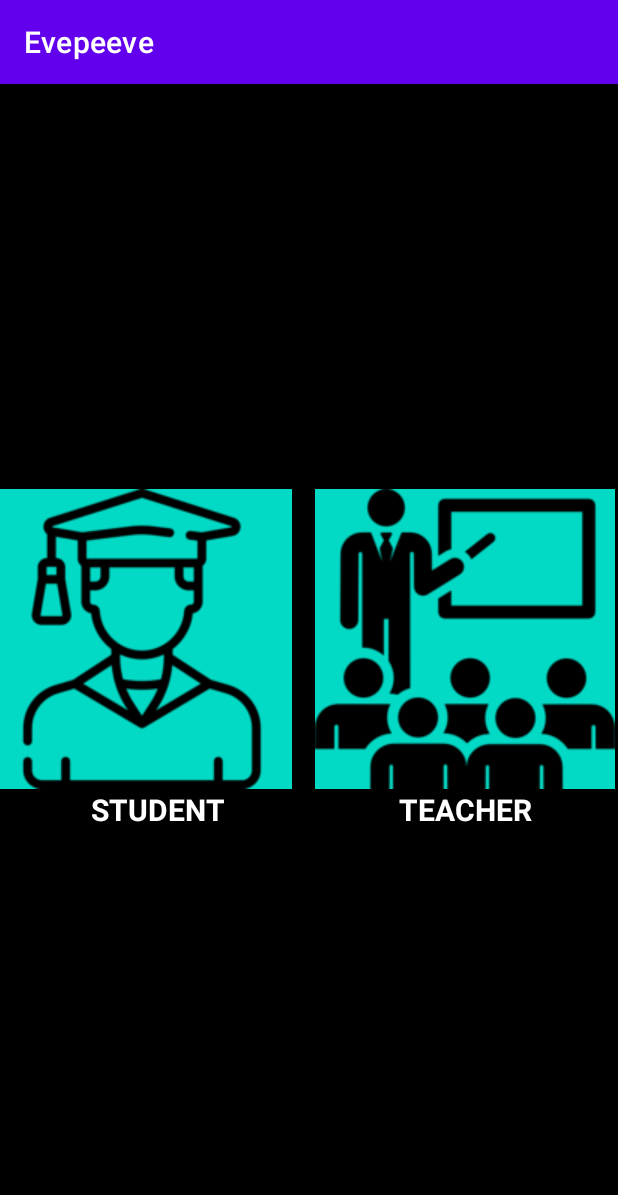
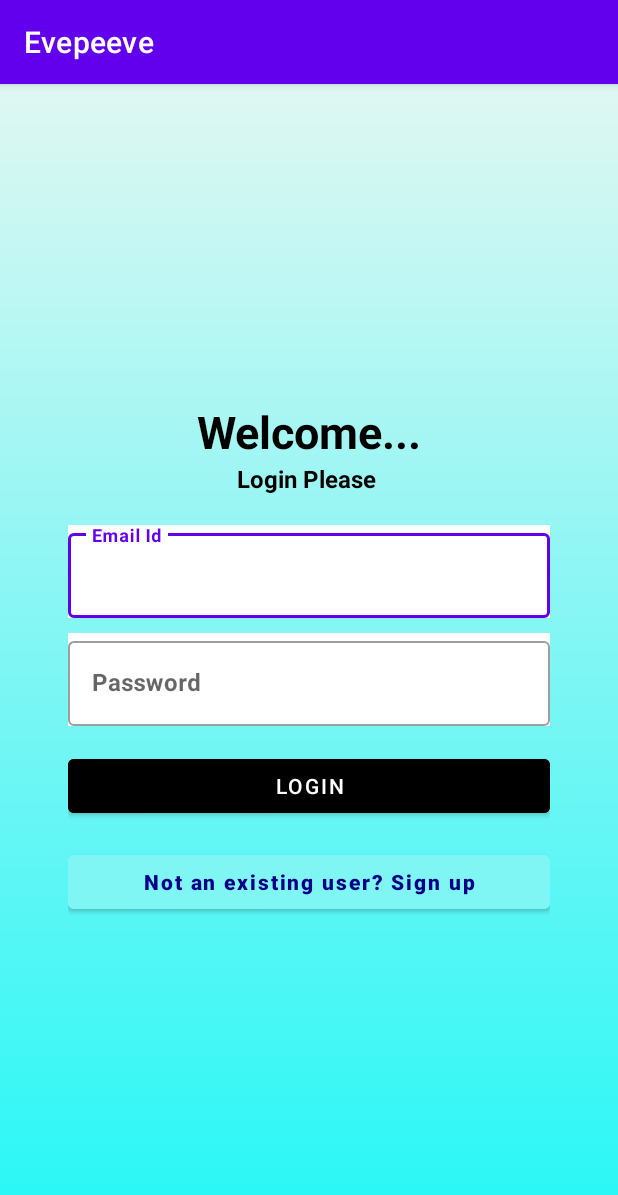
Before and after one commit to aishvary000/Amulet, an Android app: the screen it shows after launch (MainActivity), on a phone screen of 412 x 824 dp. Shown: the top 1195 px of the screen. Run offline under Robolectric (Android 15) with nearby library versions, the phone set to English and light mode, and no system bars.

Commit message:
made login page

```diff
--- a/app/src/main/java/eu/tutorials/evepeeve/MainActivity.kt
+++ b/app/src/main/java/eu/tutorials/evepeeve/MainActivity.kt
@@ -10,12 +10,8 @@ class MainActivity : AppCompatActivity() {
     override fun onCreate(savedInstanceState: Bundle?) {
         super.onCreate(savedInstanceState)
         setContentView(R.layout.activity_main)
-        student_button.setOnClickListener {
-            val intent = Intent(this,StudentSignup::class.java)
-            startActivity(intent)
-            finish()
-        }
-        faculty_button.setOnClickListener {
+
+        btn_newuser.setOnClickListener {
             val intent = Intent(this,FacultySignup::class.java)
             startActivity(intent)
             finish()
--- /dev/null
+++ b/app/src/main/res/drawable/gradient.xml
@@ -0,0 +1,13 @@
+<?xml version="1.0" encoding="utf-8"?>
+<shape android:shape="rectangle"
+    xmlns:android="http://schemas.android.com/apk/res/android">
+    <gradient
+        android:startColor="#E0F7F2"
+        android:gradientRadius="400dp"
+        android:endColor="#25F7F6"
+        android:centerColor="#7FF6F4"
+        android:angle="270"
+        android:type="linear"
+        />
+
+</shape>
--- a/app/src/main/res/layout/activity_main.xml
+++ b/app/src/main/res/layout/activity_main.xml
@@ -4,66 +4,88 @@
     xmlns:tools="http://schemas.android.com/tools"
     android:layout_width="match_parent"
     android:layout_height="match_parent"
-    android:orientation="horizontal"
+    android:orientation="vertical"
     tools:context=".MainActivity"
-    android:background="@color/black">
+    android:gravity="center"
+    android:padding="45dp"
+    android:background="@drawable/gradient">
 
 
 
 
-   <LinearLayout
-          android:layout_width="wrap_content"
-          android:layout_height="match_parent"
-          android:orientation="vertical"
-       android:gravity="center">
+        <TextView
+            android:layout_width="match_parent"
+            android:layout_height="wrap_content"
+            android:gravity="center"
+            android:text="Welcome..."
+            android:textColor="@color/black"
+            android:textSize="30dp"
+            android:textStyle="bold"
 
+            />
 
-       <ImageButton
-           android:background="@color/teal_200"
-             android:id="@+id/student_button"
-             android:layout_width="200dp"
-             android:layout_height="wrap_content"
-             android:layout_marginRight= "10dp"
-             android:layout_gravity="center"
-             android:src="@drawable/graduated_200x200"
-           />
-         <TextView
-             android:layout_width="match_parent"
-             android:layout_height="wrap_content"
-             android:text="STUDENT"
-             android:gravity="center"
-             android:textSize="20dp"
-             android:textStyle="bold"
-             android:textColor="@color/white"/>
+        <TextView
+            android:layout_width="match_parent"
+            android:layout_height="wrap_content"
+            android:gravity="center"
+            android:text="Login Please "
+            android:textColor="@color/black"
+            android:textSize="16sp"
+            android:textStyle="bold" />
 
+        <com.google.android.material.textfield.TextInputLayout
+            style="@style/Widget.MaterialComponents.TextInputLayout.OutlinedBox"
+            android:layout_width="match_parent"
+            android:layout_height="wrap_content"
+            android:layout_marginTop="20dp"
+            android:background="@color/white">
 
-      </LinearLayout>
-   <LinearLayout
-       android:layout_width="wrap_content"
-       android:layout_height="match_parent"
-       android:orientation="vertical"
-       android:gravity="center">
-      <ImageButton
-          android:background="@color/teal_200"
-          android:id="@+id/faculty_button"
-          android:layout_width="200dp"
-          android:layout_height="wrap_content"
-          android:layout_gravity="center"
-          android:src="@drawable/classroom_200x200"
-          />
-      <TextView
-          android:layout_width="match_parent"
-          android:layout_height="wrap_content"
-          android:text="TEACHER"
-          android:gravity="center"
-          android:textSize="20dp"
-          android:textStyle="bold"
-          android:textColor="@color/white"/>
+            <androidx.appcompat.widget.AppCompatEditText
+                android:id="@+id/et_mail"
+                android:layout_width="match_parent"
+                android:layout_height="wrap_content"
+                android:hint="Email Id"
+                android:textColor="#363A43"
+                android:textColorHint="#7A8089"
+                android:textStyle="bold" />
 
+        </com.google.android.material.textfield.TextInputLayout>
 
-   </LinearLayout>
+        <com.google.android.material.textfield.TextInputLayout
+            style="@style/Widget.MaterialComponents.TextInputLayout.OutlinedBox"
+            android:layout_width="match_parent"
+            android:layout_height="wrap_content"
+            android:layout_marginTop="10dp"
+            android:background="@color/white">
 
+            <androidx.appcompat.widget.AppCompatEditText
+                android:id="@+id/et_password"
+                android:layout_width="match_parent"
+                android:layout_height="wrap_content"
+                android:hint="Password"
+                android:textColor="@color/black"
+                android:textColorHint="@color/black"
+                android:textStyle="bold" />
 
+        </com.google.android.material.textfield.TextInputLayout>
+
+        <Button
+            android:id="@+id/btn_login"
+            android:layout_width="match_parent"
+            android:layout_height="wrap_content"
+            android:layout_marginTop="16dp"
+            android:backgroundTint="@color/black"
+            android:text="Login" />
+    <Button
+        android:id="@+id/btn_newuser"
+        android:layout_width="match_parent"
+        android:layout_height="wrap_content"
+        android:textAllCaps="false"
+        android:layout_marginTop="16dp"
+        android:backgroundTint="#7FF6F4"
+        android:textColor="#000087"
+        android:textStyle="bold"
+        android:text="Not an existing user? Sign up" />
 
 
 
--- a/app/src/main/res/values/colors.xml
+++ b/app/src/main/res/values/colors.xml
@@ -8,4 +8,5 @@
     <color name="black">#FF000000</color>
     <color name="white">#FFFFFFFF</color>
     <color name="Success">	#00FF00	</color>
+    <color name="dark_blue">#000087</color>
 </resources>
```
